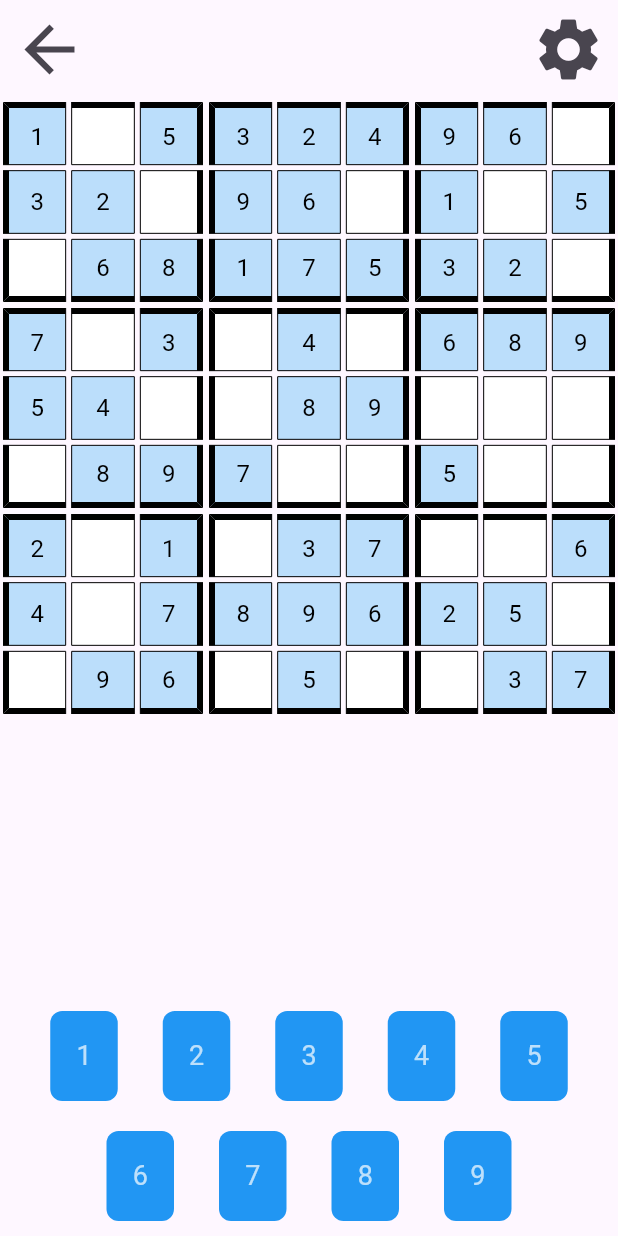
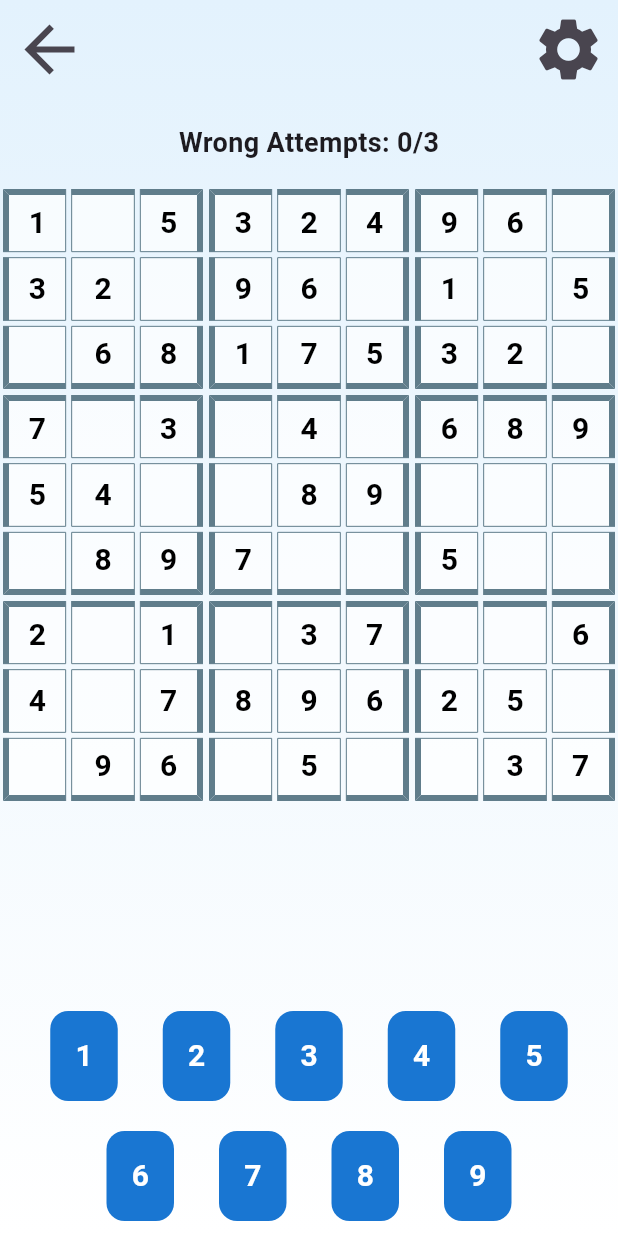
Before and after one commit to SinPhourivath/sudoku-mobile, a Flutter app: the GameScreen screen opened directly, on a phone screen of 412 x 824 dp. Run offline on Flutter 3.47's test engine with Material 3 defaults, Android fonts, the phone set to English and light mode, and no system bars.

Commit message:
Widget name chnages, optimize color for visibility

```diff
--- a/lib/screens/difficulity_screen.dart
+++ b/lib/screens/difficulity_screen.dart
@@ -1,6 +1,6 @@
 import 'package:flutter/material.dart';
-import 'package:sudoku/widgets/button.dart';
-import 'package:sudoku/widgets/topbar.dart';
+import 'package:sudoku/widgets/app_button.dart';
+import 'package:sudoku/widgets/app_topbar.dart';
 
 import '../models/difficulity_model.dart';
 import '../screens/game_screen.dart';
--- a/lib/screens/game_screen.dart
+++ b/lib/screens/game_screen.dart
@@ -1,6 +1,6 @@
 import 'package:flutter/material.dart';
 
-import '../widgets/topbar.dart';
+import '../widgets/app_topbar.dart';
 import '../models/difficulity_model.dart';
 import '../models/game_model.dart';
 
@@ -39,25 +39,39 @@ class _GameScreenState extends State<GameScreen> {
     });
   }
 
+  // Save the solution board for correct checking
   void _saveBoard(List<List<int>> board) {
     solutionBoard = board;
   }
 
-  void _endGame() {
+  void _showGameDialog({required String title, required String message}) {
     showDialog(
       context: context,
+      barrierDismissible: false,
       builder: (context) {
         return AlertDialog(
-          title: Text('Game Over'),
-          content: Text('You have made 3 wrong attempts. Try again!'),
+          shape: RoundedRectangleBorder(
+            borderRadius: BorderRadius.circular(15),
+          ),
+          title: Text(
+            title,
+            style: const TextStyle(
+              fontWeight: FontWeight.bold,
+            ),
+          ),
+          content: Text(message),
           actions: [
             TextButton(
               onPressed: () {
-                Navigator.pop(context);
-                Navigator.pop(context);
-                Navigator.pop(context);
+                Navigator.of(context)
+                  ..pop()
+                  ..pop()
+                  ..pop();
               },
-              child: Text('OK'),
+              child: const Text(
+                'OK',
+                style: TextStyle(fontSize: 16),
+              ),
             ),
           ],
         );
@@ -71,25 +85,17 @@ class _GameScreenState extends State<GameScreen> {
     }
   }
 
+  void _endGame() {
+    _showGameDialog(
+      title: 'Game Over',
+      message: 'You have made 3 wrong attempts. Try again!',
+    );
+  }
+
   void _gameWon() {
-    showDialog(
-      context: context,
-      builder: (context) {
-        return AlertDialog(
-          title: Text('You won!'),
-          content: Text('You complete the game successfully!'),
-          actions: [
-            TextButton(
-              onPressed: () {
-                Navigator.pop(context);
-                Navigator.pop(context);
-                Navigator.pop(context);
-              },
-              child: Text('OK'),
-            ),
-          ],
-        );
-      },
+    _showGameDialog(
+      title: 'Congratulations!',
+      message: 'You completed the game successfully!',
     );
   }
 
@@ -99,9 +105,33 @@ class _GameScreenState extends State<GameScreen> {
 
     return SafeArea(
       child: Scaffold(
-        body: Column(
+        body: Container(
+          decoration: BoxDecoration(
+            gradient: LinearGradient(
+              begin: Alignment.topCenter,
+              end: Alignment.bottomCenter,
+              colors: isDarkMode
+                  ? [Colors.grey.shade900, Colors.black]
+                  : [Colors.blue.shade50, Colors.white],
+            ),
+          ),
+          child: Column(
             children: [
               TopBar(),
+              Expanded(
+                child: Column(
+                  children: [
+                    Padding(
+                      padding: const EdgeInsets.symmetric(vertical: 16),
+                      child: Text(
+                        'Wrong Attempts: $wrongAttempts/3',
+                        style: TextStyle(
+                          fontSize: 18,
+                          fontWeight: FontWeight.bold,
+                          color: wrongAttempts > 1 ? Colors.red : null,
+                        ),
+                      ),
+                    ),
                     Expanded(
                       child: GridView.builder(
                         gridDelegate: SliverGridDelegateWithFixedCrossAxisCount(
@@ -122,7 +152,9 @@ class _GameScreenState extends State<GameScreen> {
                                   correctPlacements++;
                                 }
                               } else {
+                                setState(() {
                                   wrongAttempts++;
+                                });
                                 if (wrongAttempts >= 3) {
                                   _endGame();
                                 }
@@ -136,27 +168,37 @@ class _GameScreenState extends State<GameScreen> {
                                 decoration: BoxDecoration(
                                   border: Border(
                                     top: BorderSide(
-                              color: isDarkMode ? Colors.white70 : Colors.black,
+                                      color: isDarkMode
+                                          ? Colors.white70
+                                          : Colors.blueGrey,
                                       width: row % 3 == 0 ? 4 : 0,
                                     ),
                                     left: BorderSide(
-                              color: isDarkMode ? Colors.white70 : Colors.black,
+                                      color: isDarkMode
+                                          ? Colors.white70
+                                          : Colors.blueGrey,
                                       width: col % 3 == 0 ? 4 : 0,
                                     ),
                                     right: BorderSide(
-                              color: isDarkMode ? Colors.white70 : Colors.black,
+                                      color: isDarkMode
+                                          ? Colors.white70
+                                          : Colors.blueGrey,
                                       width: (col + 1) % 3 == 0 ? 4 : 0,
                                     ),
                                     bottom: BorderSide(
-                              color: isDarkMode ? Colors.white70 : Colors.black,
+                                      color: isDarkMode
+                                          ? Colors.white70
+                                          : Colors.blueGrey,
                                       width: (row + 1) % 3 == 0 ? 4 : 0,
                                     ),
                                   ),
                                   color: grid[row][col] != 0
                                       ? (isDarkMode
-                                  ? Colors.blueGrey.shade700
-                                  : Colors.blue.shade100)
-                              : (isDarkMode ? Colors.black45 : Colors.white),
+                                          ? Colors.grey
+                                          : Colors.white70)
+                                      : (isDarkMode
+                                          ? Colors.grey.shade800
+                                          : Colors.white70),
                                 ),
                                 child: Center(
                                   child: Text(
@@ -164,8 +206,11 @@ class _GameScreenState extends State<GameScreen> {
                                         ? grid[row][col].toString()
                                         : '',
                                     style: TextStyle(
-                              color: isDarkMode ? Colors.white : Colors.black,
-                              fontSize: 16,
+                                      color: isDarkMode
+                                          ? Colors.white
+                                          : Colors.black,
+                                      fontSize: 20,
+                                      fontWeight: FontWeight.bold,
                                     ),
                                   ),
                                 ),
@@ -173,6 +218,9 @@ class _GameScreenState extends State<GameScreen> {
                             },
                           );
                         },
+                      ),
+                    ),
+                  ],
                 ),
               ),
               Padding(
@@ -199,6 +247,7 @@ class _GameScreenState extends State<GameScreen> {
             ],
           ),
         ),
+      ),
     );
   }
 }
@@ -211,21 +260,21 @@ class NumberCard extends StatelessWidget {
 
   @override
   Widget build(BuildContext context) {
-    final isDarkMode = Theme.of(context).brightness == Brightness.dark;
 
     return Container(
       width: 45,
       height: 60,
       decoration: BoxDecoration(
-        color: isDragging ? Colors.blue.shade300 : Colors.blue,
-        borderRadius: BorderRadius.circular(8),
+        color: isDragging ? Colors.blue.shade300 : Colors.blue.shade700,
+        borderRadius: BorderRadius.circular(12),
       ),
       child: Center(
           child: Text(
         number.toString(),
         style: TextStyle(
-          color: isDarkMode ? Colors.white : Colors.white70,
-          fontSize: 18,
+          color: Colors.white,
+          fontSize: 20,
+          fontWeight: FontWeight.bold
         ),
       )),
     );
--- a/lib/screens/start_screen.dart
+++ b/lib/screens/start_screen.dart
@@ -1,7 +1,7 @@
 import 'package:flutter/material.dart';
 import 'package:flutter/services.dart';
 
-import '../widgets/button.dart';
+import '../widgets/app_button.dart';
 import '../screens/difficulity_screen.dart';
 import '../screens/setting_screen.dart';
 
```
Also changed, not shown: lib/widgets/app_button.dart (renamed from lib/widgets/button.dart), lib/widgets/app_topbar.dart (renamed from lib/widgets/topbar.dart). Lines whose indentation alone changed are shown as unchanged.
